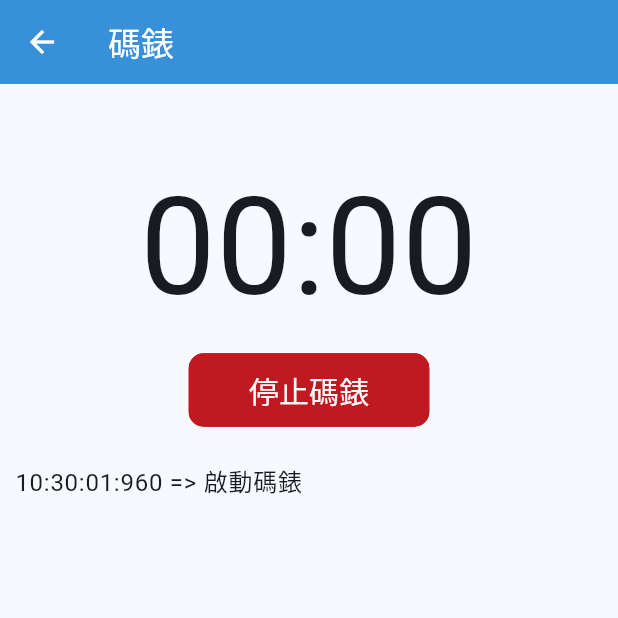
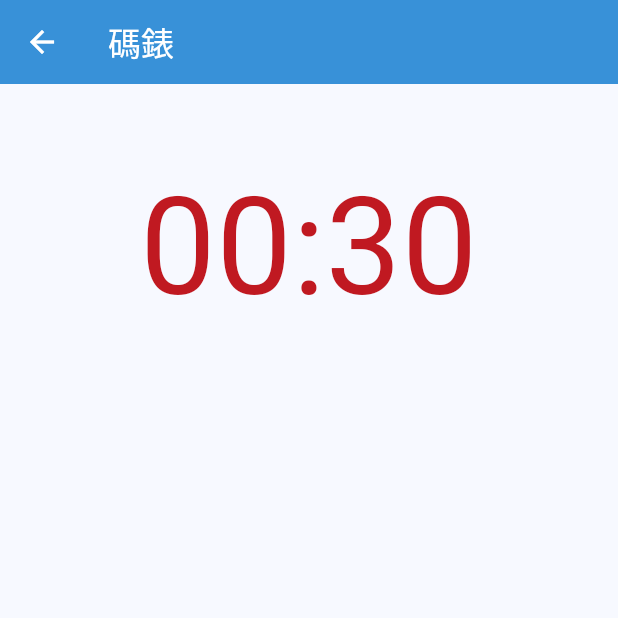
Before and after one commit to jimchen5342/stopwatch, a Flutter app: the StopWatch screen opened directly, after a tap on "啟動碼錶", on a phone screen of 412 x 824 dp, the top half of it. Run offline on Flutter 3.47's test engine with Material 3 defaults, Android fonts, the phone set to English and light mode, and no system bars; our stand-ins replace flutter_tts, localstorage, package_info_plus; missing offline and left inert: flutter_background_service, flutter_background_service_android.

Commit message:
2025-07-04 09:00

```diff
--- a/lib/stopwatch/stopwatch.dart
+++ b/lib/stopwatch/stopwatch.dart
@@ -16,7 +16,7 @@ class StopWatch extends StatefulWidget {
 class _StopWatchState extends State<StopWatch> {
   TextToSpeech tts = TextToSpeech();
   final FlutterBackgroundService _service = FlutterBackgroundService();
-  int _secondsElapsed = 0, frequency = 60, _nextTime = -1;
+  int _secondsElapsed = 0, frequency = 60, _nextTime = -1, _finalCountdown = -1;
   bool _isRunning = false, begin = false, showButton = true;
   dynamic json;
   List<String> recoders = [];
@@ -57,6 +57,16 @@ class _StopWatchState extends State<StopWatch> {
 
   void listenToService(int second) {
     setState(() {
+      if (_finalCountdown > -1) {
+        if (_finalCountdown <= 5 && _finalCountdown > 0) {
+          speak("$_finalCountdown");
+        } else if (_finalCountdown == 0) {
+          speak("開始");
+          millSec = (DateTime.now().millisecondsSinceEpoch ~/ 1000);
+        }
+        _finalCountdown--;
+        return;
+      }
       if (second == 0) {
         millSec = (DateTime.now().millisecondsSinceEpoch ~/ 1000);
       }
@@ -155,6 +165,7 @@ class _StopWatchState extends State<StopWatch> {
         _isRunning = false;
         _secondsElapsed = 0; // 根據需求決定是否重置
         _nextTime = -1;
+        _finalCountdown = -1;
       });
     } else {
       await _service.startService();
@@ -163,7 +174,8 @@ class _StopWatchState extends State<StopWatch> {
         recoders = [];
         resetHistory = [];
         resetNextTime();
-        speak("啟動碼錶");
+        _finalCountdown = 30;
+        speak("倒數 $_finalCountdown 秒，啟動碼錶");
         // millSec = DateTime.now().millisecondsSinceEpoch ~/ 1000;
       });
     }
@@ -188,10 +200,11 @@ class _StopWatchState extends State<StopWatch> {
   }
 
   void speak(String txt) async {
+    // print("speak: $txt");
     var result = await tts.speak(txt);
     var s = "${DateTime.now().format(pattern: "HH:mm:ss:ms")} => $txt";
     // print("stopWatch: $s");
-    if (result == "1") {
+    if (result == "1" && _finalCountdown == -1) {
       recoders.insert(0, s);
     }
   }
@@ -228,8 +241,13 @@ class _StopWatchState extends State<StopWatch> {
       children: <Widget>[
         _history(),
         Text(
-          SecondsToString(_secondsElapsed).toFormat(),
-          style: TextStyle(fontSize: 90),
+          SecondsToString(
+            _finalCountdown > 0 ? _finalCountdown : _secondsElapsed,
+          ).toFormat(),
+          style: TextStyle(
+            fontSize: 90,
+            color: _finalCountdown > 0 ? SysColor.red : null,
+          ),
           textAlign: TextAlign.center,
         ),
         // Container(height: 20),
@@ -240,7 +258,7 @@ class _StopWatchState extends State<StopWatch> {
           //   border: Border.all(color: Colors.blueAccent),
           // ),
           height: 60,
-          child: showButton == false ? null : _btn(),
+          child: showButton == false || _finalCountdown > -1 ? null : _btn(),
         ),
         if (_isRunning && _nextTime > -1)
           Container(
```
Also changed, not shown: 2 other files.
